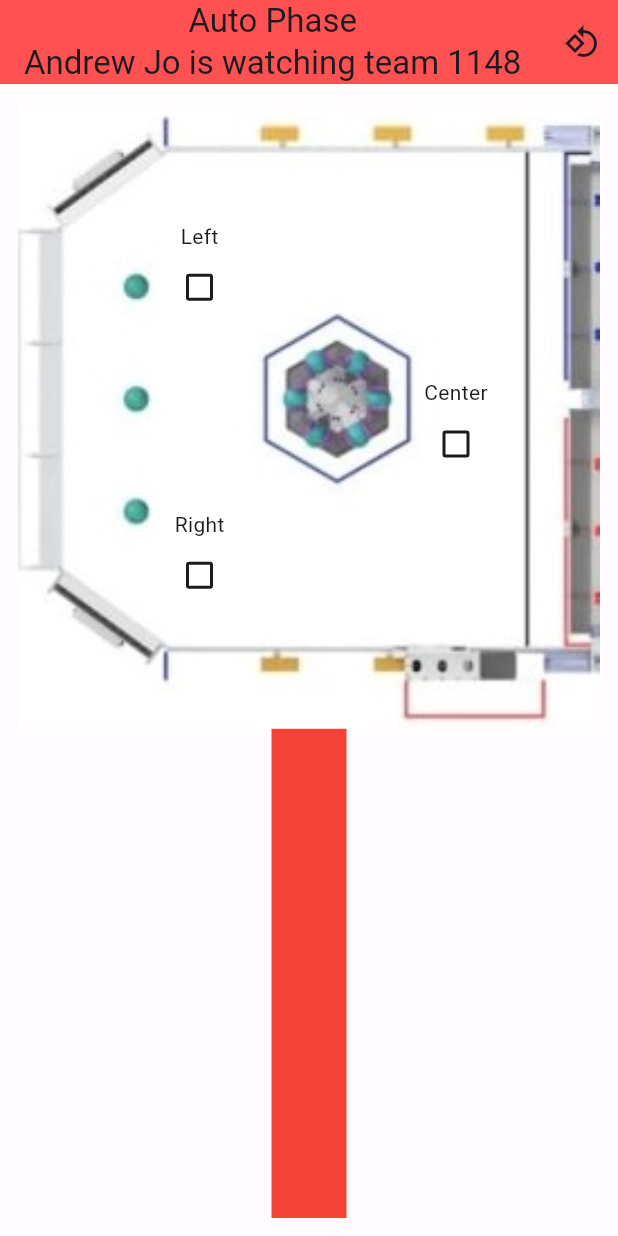
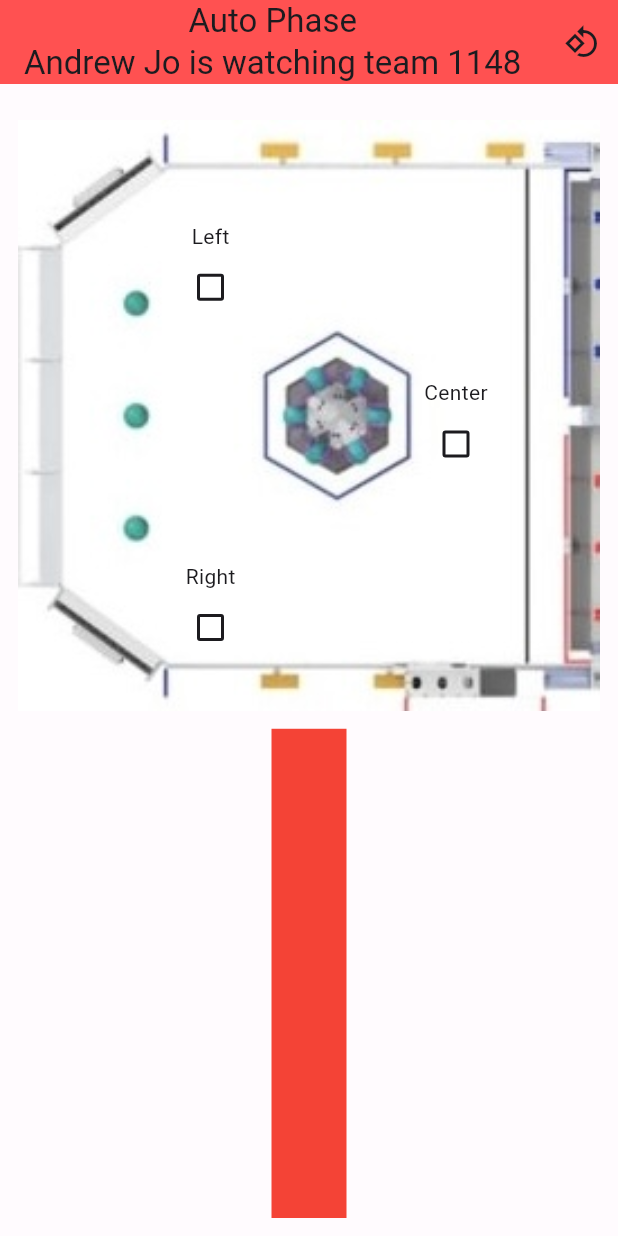
Before and after one commit to Ambitious-Jay/frc-scouting-demo, a Flutter app: the screen it shows after launch, on a phone screen of 412 x 824 dp. Run offline on Flutter 3.47's test engine with Material 3 defaults, Android fonts, the phone set to English and light mode, and no system bars.

Commit message:
top tier flippy flippy field

```diff
--- a/lib/auto_page.dart
+++ b/lib/auto_page.dart
@@ -105,7 +105,7 @@ class _AutoPageState extends State<AutoPage> {
                                           })
                                 ])),
                         Positioned(
-                          left: fieldWidth / 4,
+                          left: (fieldFlipped ? 2 : 1) * fieldWidth / 3 - 25,
                           top: fieldHeight / 4 - 25,
                           // top: 0,
                           child: Column(
@@ -127,7 +127,7 @@ class _AutoPageState extends State<AutoPage> {
                                 ]
                               ),
                               SizedBox(
-                                height: max(0, fieldHeight * 5 / 12 - 50)
+                                height: fieldHeight / 2 - 50
                               ),
                               Column(
                                 mainAxisAlignment: MainAxisAlignment.end,
```
Also changed, not shown: assets/reefscape_blue_field.jpg, assets/reefscape_red_field.jpg.
